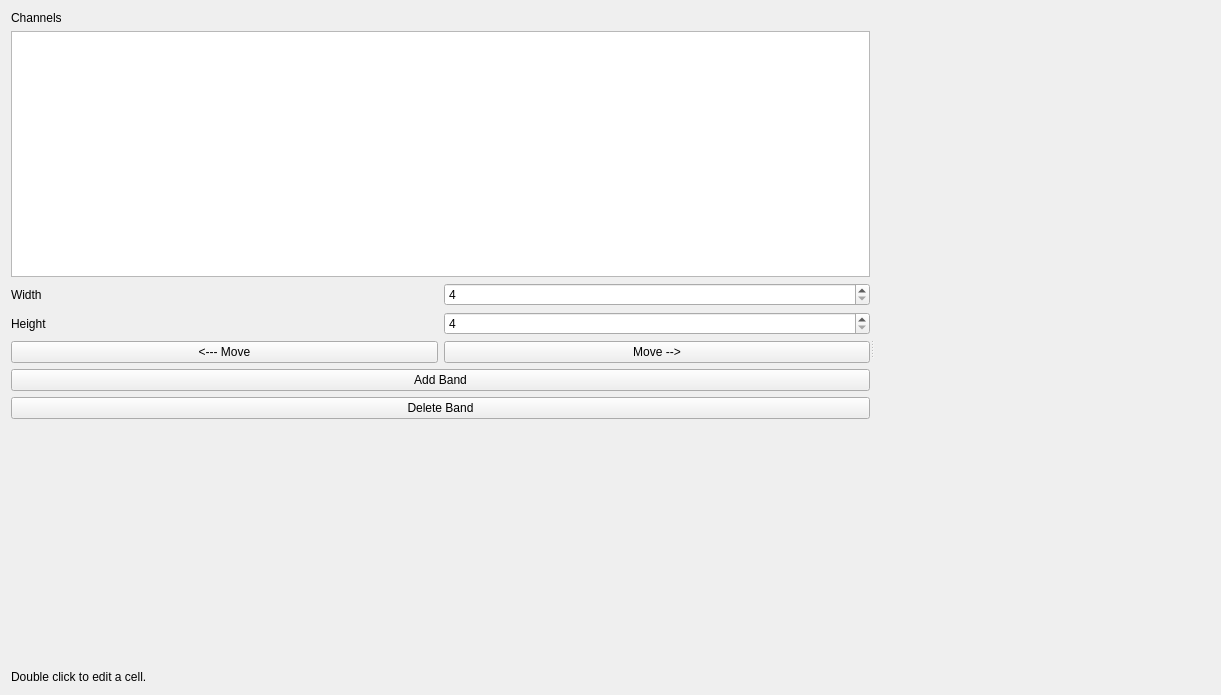
Above: src/pcot/assets/ui/tabs/tabgen.ui from AU-ExoMars/PCOT before the change. Below: the same form after it.
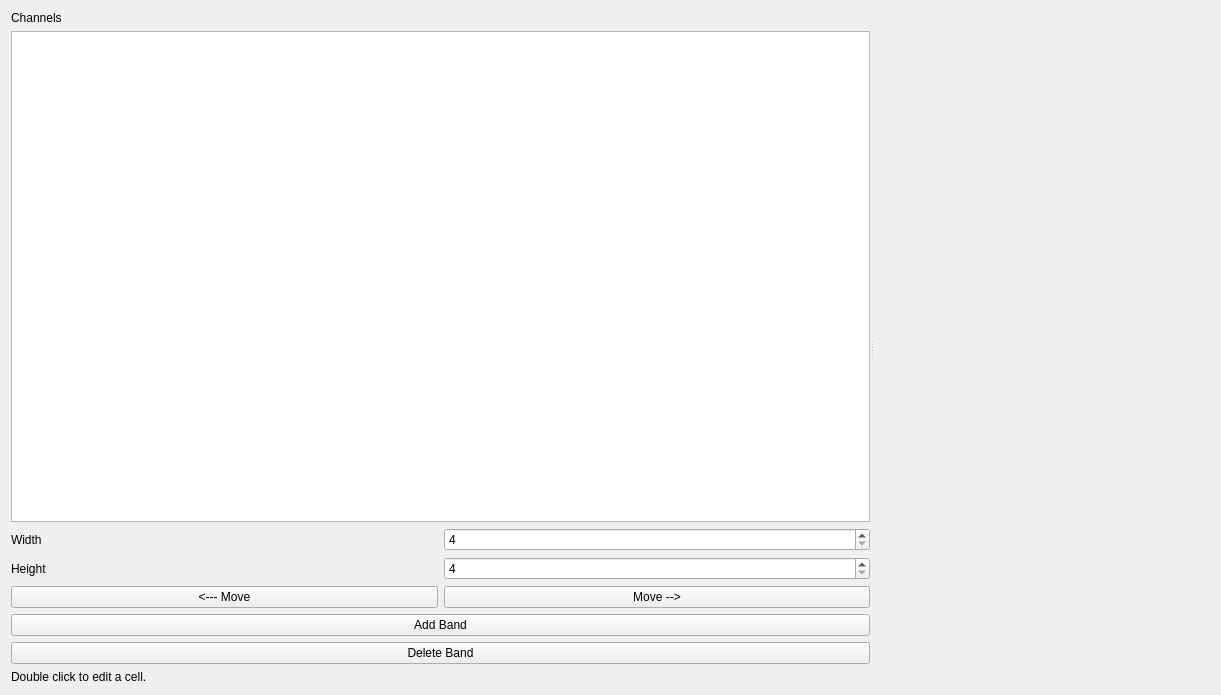
That is the form after the change. Custom widgets are drawn as their Qt base class.

The edit to the form file:
```diff
--- a/src/pcot/assets/ui/tabs/tabgen.ui
+++ b/src/pcot/assets/ui/tabs/tabgen.ui
@@ -134,19 +134,6 @@
          </property>
         </widget>
        </item>
-       <item>
-        <spacer name="verticalSpacer">
-         <property name="orientation">
-          <enum>Qt::Orientation::Vertical</enum>
-         </property>
-         <property name="sizeHint" stdset="0">
-          <size>
-           <width>20</width>
-           <height>40</height>
-          </size>
-         </property>
-        </spacer>
-       </item>
        <item>
         <widget class="QLabel" name="label_3">
          <property name="text">
```
